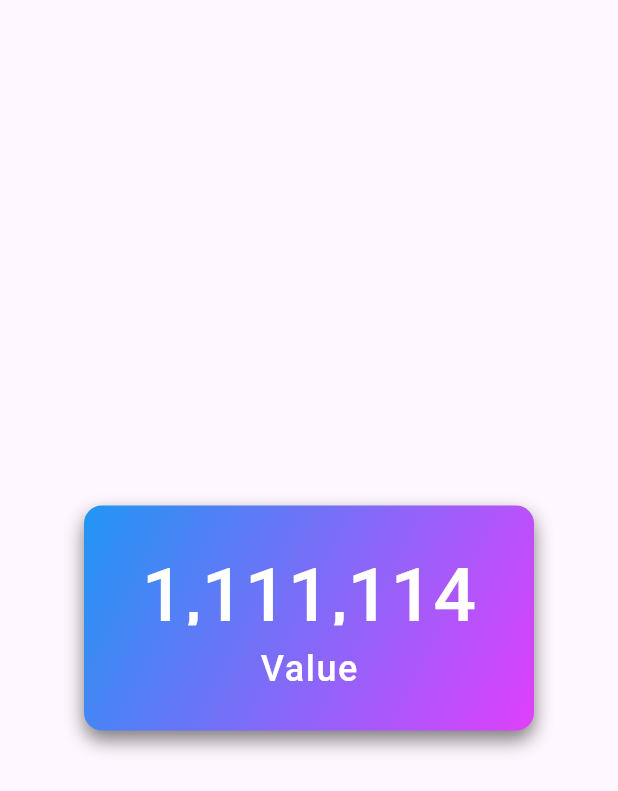
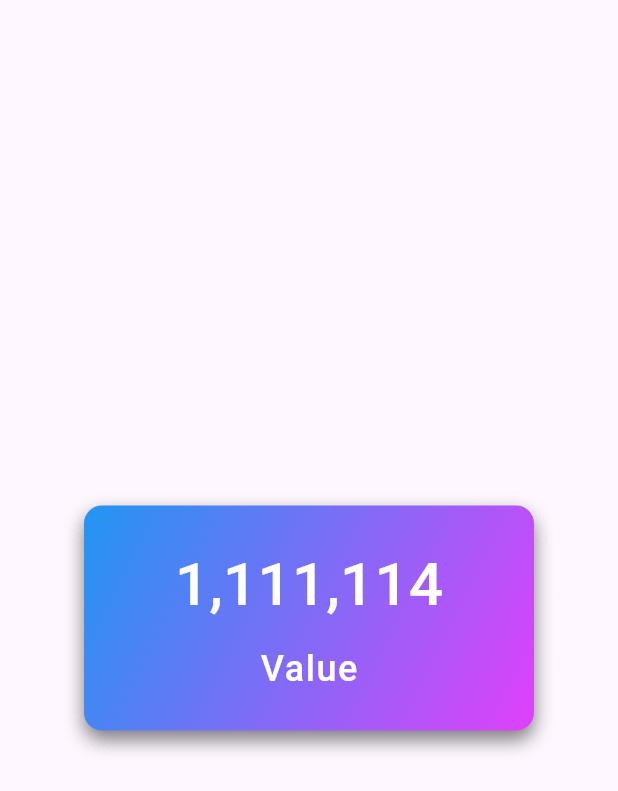
Before and after one commit to pratikshak835/animaedDigitOverViewCard, a Flutter app: the screen it shows after launch, on a phone screen of 412 x 824 dp. Shown: the top 791 px of the screen. Run offline on Flutter 3.47's test engine with Material 3 defaults, Android fonts, the phone set to English and light mode, and no system bars; drawn by our look-alikes of animated_flip_counter.

Commit message:
change animated digit dependency change

```diff
--- a/lib/over_view_card.dart
+++ b/lib/over_view_card.dart
@@ -156,7 +156,7 @@ class _OverviewCardState extends State<OverviewCard> {
             Expanded(
               child: AnimatedNumber(
                 value: int.parse(_currentValue.toString()),
-                fontSize: 50,
+                fontSize: 40,
               ),
             ),
             SizedBox(
```
